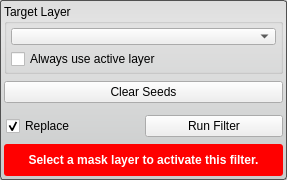
Qt form src/Interface/ToolInterface/FillHolesFilterInterface.ui (SCIInstitute/Seg3D) before a commit.
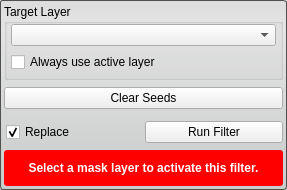
The same form after that commit. Custom widgets are drawn as their Qt base class.

What changed in the file:
```diff
--- a/src/Interface/ToolInterface/FillHolesFilterInterface.ui
+++ b/src/Interface/ToolInterface/FillHolesFilterInterface.ui
@@ -7,7 +7,7 @@
     <x>0</x>
     <y>0</y>
     <width>287</width>
-    <height>180</height>
+    <height>190</height>
    </rect>
   </property>
   <property name="sizePolicy">
@@ -44,20 +44,32 @@
      <property name="minimumSize">
       <size>
        <width>0</width>
-       <height>70</height>
+       <height>76</height>
       </size>
      </property>
      <property name="maximumSize">
       <size>
        <width>16777215</width>
-       <height>70</height>
+       <height>76</height>
       </size>
      </property>
      <property name="title">
       <string>Target Layer</string>
      </property>
      <layout class="QVBoxLayout" name="verticalLayout_4">
-      <property name="margin">
+      <property name="spacing">
+       <number>6</number>
+      </property>
+      <property name="leftMargin">
+       <number>4</number>
+      </property>
+      <property name="topMargin">
+       <number>0</number>
+      </property>
+      <property name="rightMargin">
+       <number>4</number>
+      </property>
+      <property name="bottomMargin">
        <number>4</number>
       </property>
       <item>
@@ -181,12 +193,6 @@
        <height>32</height>
       </size>
      </property>
-     <property name="maximumSize">
-      <size>
-       <width>16777215</width>
-       <height>32</height>
-      </size>
-     </property>
      <property name="styleSheet">
       <string notr="true">QLabel#message_{
   color: white;
```
